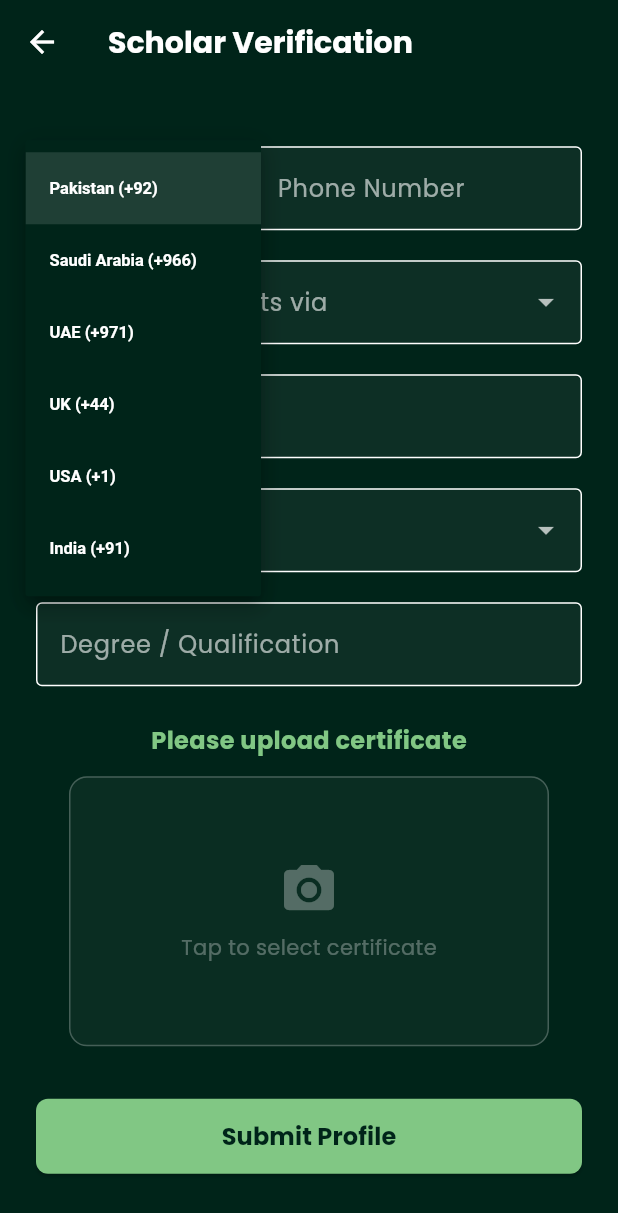
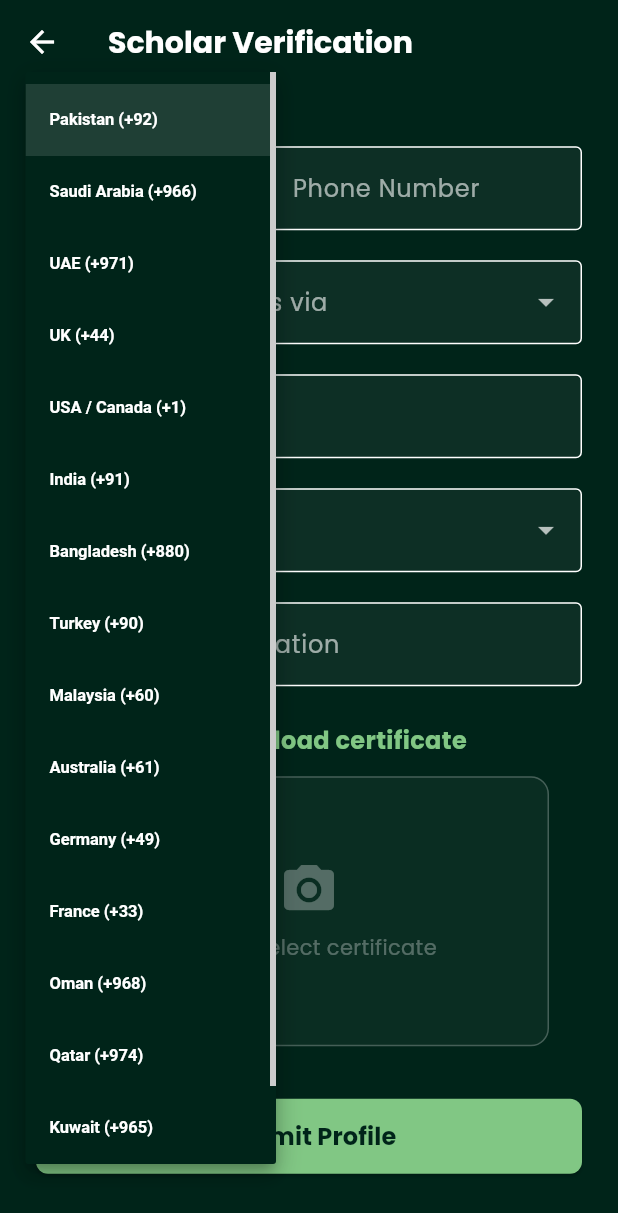
Before and after one commit to Laiba905/digital-islamic-hub-new, a Flutter app: the ScholarDetailsScreen screen opened directly, after a tap on an icon or button, on a phone screen of 412 x 824 dp. Shown: the top 1213 px of the screen. Run offline on Flutter 3.47's test engine with Material 3 defaults, Android fonts, the phone set to English and light mode, and no system bars; our stand-ins replace adhan, animate_do, audioplayers, cloud_firestore, firebase_auth, firebase_core and 19 more; missing offline and left inert: cloudinary_public, flutter_background_service, syncfusion_flutter_pdfviewer; accounts and stored records are empty; network calls fail.

Commit message:
Scholar Updated code

```diff
--- a/lib/screens/scholar_dashboard.dart
+++ b/lib/screens/scholar_dashboard.dart
@@ -56,7 +56,7 @@ class _ScholarDashboardState extends State<ScholarDashboard> {
               child: Column(
                 crossAxisAlignment: CrossAxisAlignment.start,
                 children: [
-                  Text("Assalamu Alaikum,", style: TextStyle(color: isDark ? Colors.white70 : Colors.black54, fontSize: 14, letterSpacing: 0.5)),
+                  Text("Assalamu_Alaikum,", style: TextStyle(color: isDark ? Colors.white70 : Colors.black54, fontSize: 14, letterSpacing: 0.5)),
                   const SizedBox(height: 6),
                   Text(userName, style: TextStyle(color: isDark ? AppTheme.accentGreen : AppTheme.primaryLight, fontWeight: FontWeight.bold, fontSize: 28)),
                   const SizedBox(height: 40),
--- a/lib/screens/scholar_details_screen.dart
+++ b/lib/screens/scholar_details_screen.dart
@@ -26,13 +26,25 @@ class _ScholarDetailsScreenState extends State<ScholarDetailsScreen> {
 
   String _selectedCountryCode = '+92';
 
+  // Duniya ke tamam mashhoor aur zaroori mumalik ki list, aap ise mazeed bhi expand kar sakte hain
   final List<Map<String, dynamic>> _countryCodes = [
-    {'name': 'Pakistan', 'code': '+92', 'length': 10},
-    {'name': 'Saudi Arabia', 'code': '+966', 'length': 9},
-    {'name': 'UAE', 'code': '+971', 'length': 9},
-    {'name': 'UK', 'code': '+44', 'length': 10},
-    {'name': 'USA', 'code': '+1', 'length': 10},
-    {'name': 'India', 'code': '+91', 'length': 10},
+    {'name': 'Pakistan', 'code': '+92'},
+    {'name': 'Saudi Arabia', 'code': '+966'},
+    {'name': 'UAE', 'code': '+971'},
+    {'name': 'UK', 'code': '+44'},
+    {'name': 'USA / Canada', 'code': '+1'},
+    {'name': 'India', 'code': '+91'},
+    {'name': 'Bangladesh', 'code': '+880'},
+    {'name': 'Turkey', 'code': '+90'},
+    {'name': 'Malaysia', 'code': '+60'},
+    {'name': 'Australia', 'code': '+61'},
+    {'name': 'Germany', 'code': '+49'},
+    {'name': 'France', 'code': '+33'},
+    {'name': 'Oman', 'code': '+968'},
+    {'name': 'Qatar', 'code': '+974'},
+    {'name': 'Kuwait', 'code': '+965'},
+    {'name': 'Bahrain', 'code': '+973'},
+    // Aap yahan aur bhi mumalik add kar sakte hain
   ];
 
   String? _selectedGender;
@@ -215,7 +227,7 @@ class _ScholarDetailsScreenState extends State<ScholarDetailsScreen> {
                   Row(
                     children: [
                       Container(
-                        width: 135,
+                        width: 145,
                         padding: const EdgeInsets.symmetric(horizontal: 8),
                         decoration: BoxDecoration(
                           border: Border.all(color: isDark ? Colors.white60 : Colors.grey.shade600),
@@ -253,7 +265,7 @@ class _ScholarDetailsScreenState extends State<ScholarDetailsScreen> {
                           style: TextStyle(color: isDark ? Colors.white : Colors.black87),
                           decoration: InputDecoration(
                             labelText: 'Phone Number',
-                            hintText: _selectedCountryCode == '+92' ? '3001234567' : 'Enter number',
+                            hintText: 'Enter phone number',
                             labelStyle: TextStyle(color: isDark ? Colors.white60 : Colors.black54),
                             border: const OutlineInputBorder(),
                           ),
@@ -263,18 +275,14 @@ class _ScholarDetailsScreenState extends State<ScholarDetailsScreen> {
                             }
                             String cleaned = v.trim();
 
+                            // Sirf digits check karne ke liye validation
                             if (!RegExp(r'^[0-9]+$').hasMatch(cleaned)) {
                               return "Invalid number (digits only)";
                             }
 
-                            var selectedCountry = _countryCodes.firstWhere(
-                                  (c) => c['code'] == _selectedCountryCode,
-                              orElse: () => {'length': 10},
-                            );
-                            int expectedLength = selectedCountry['length'];
-
-                            if (cleaned.length != expectedLength) {
-                              return "Invalid number (must be $expectedLength digits)";
+                            // Flexible length validation: Duniya bhar ke numbers aam taur par 7 se 13 digits ke hote hain
+                            if (cleaned.length < 7 || cleaned.length > 13) {
+                              return "Please enter a valid phone number";
                             }
                             return null;
                           },
--- a/lib/screens/scholar_payments_screen.dart
+++ b/lib/screens/scholar_payments_screen.dart
@@ -876,7 +876,7 @@ class ScholarMyComplaintsScreen extends StatelessWidget {
               if (status == 'resolved') {
                 if (!isViewed) {
                   statusColor = Colors.red;
-                  statusText = "RESOLVED (NEW)";
+                  statusText = "New Complain";
                 } else {
                   statusColor = Colors.green;
                   statusText = "RESOLVED";
```
